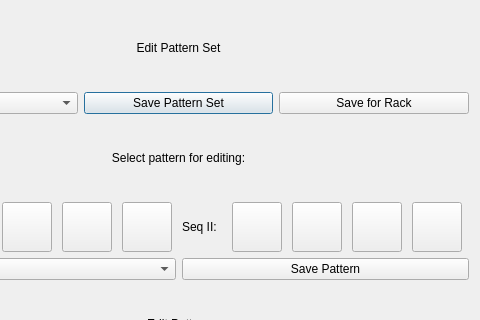
The window that gateseq_pattern_editor.ui (starlingcode/viaflash) describes before a commit, drawn with Qt 5; both pictures show x 120 to 600 and y 0 to 320 of the 600 by 700 pixel window.
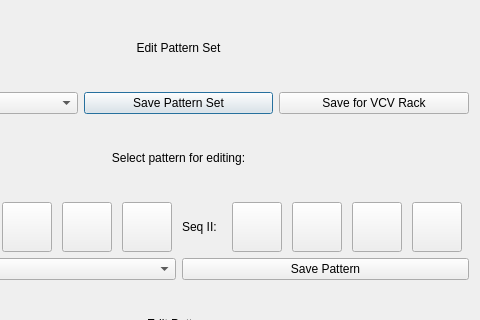
The same window after the commit. Custom widgets are drawn as their Qt base class.

Commit message: Fix save for rack button text

The edit to the form file:
```diff
--- a/gateseq_pattern_editor.ui
+++ b/gateseq_pattern_editor.ui
@@ -60,7 +60,7 @@
       <item>
        <widget class="QPushButton" name="saveForRack">
         <property name="text">
-         <string>Save for Rack</string>
+         <string>Save for VCV Rack</string>
         </property>
        </widget>
       </item>
```
The commit also changes 12 other files.
